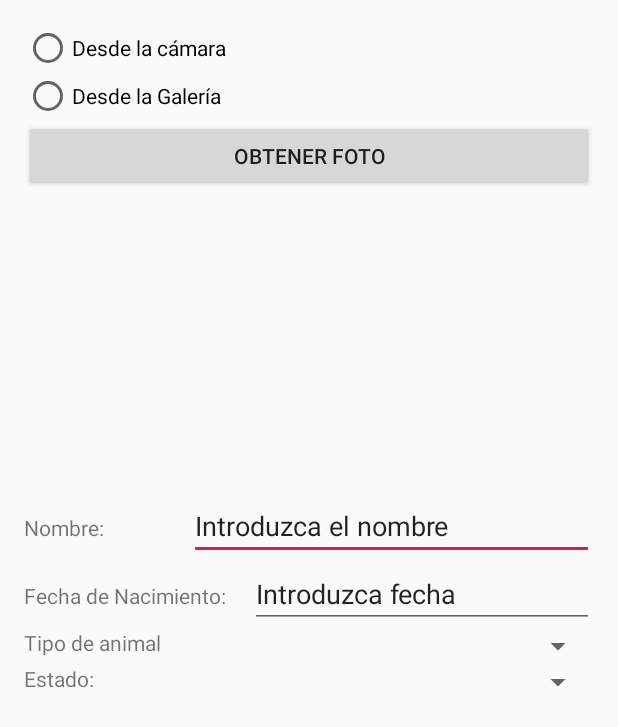
After one commit to jlsoriano86/Protectora, an Android app: the layout activity_alta_animales.xml on its own in the app's theme, with its tools: preview values and no code run, on a phone screen of 412 x 824 dp. The commit adds this screen. Shown: the top 727 px of the screen. Run offline under Robolectric (Android 15) with nearby library versions, the phone set to English and light mode, and no system bars.

Commit message:
Más pantallas en la aplicación

```diff
--- a/app/src/main/AndroidManifest.xml
+++ b/app/src/main/AndroidManifest.xml
@@ -11,7 +11,10 @@
         android:roundIcon="@mipmap/ic_launcher_round"
         android:supportsRtl="true"
         android:theme="@style/AppTheme">
-        <activity android:name=".TareasActivity"></activity>
+        <activity android:name=".TratamientosActivity"></activity>
+        <activity android:name=".AltaAnimalesActivity" />
+        <activity android:name=".AnimalesActivity" />
+        <activity android:name=".TareasActivity" />
         <activity android:name=".Principal" />
         <activity android:name=".MainActivity">
             <intent-filter>
--- /dev/null
+++ b/app/src/main/res/layout/activity_alta_animales.xml
@@ -0,0 +1,142 @@
+<?xml version="1.0" encoding="utf-8"?>
+
+
+
+<LinearLayout
+xmlns:android="http://schemas.android.com/apk/res/android"
+xmlns:tools="http://schemas.android.com/tools"
+android:layout_width="match_parent"
+android:layout_height="match_parent"
+android:orientation="vertical"
+android:padding="16dp"
+tools:context=".AltaAnimalesActivity">
+
+<RadioGroup
+    android:id="@+id/radOrigen"
+    android:layout_width="match_parent"
+    android:layout_height="wrap_content">
+
+    <RadioButton
+        android:id="@+id/radCamara"
+        android:layout_width="wrap_content"
+        android:layout_height="wrap_content"
+        android:layout_weight="1"
+        android:text="Desde la cámara" />
+
+    <RadioButton
+        android:id="@+id/radGaleria"
+        android:layout_width="wrap_content"
+        android:layout_height="wrap_content"
+        android:layout_weight="1"
+        android:text="Desde la Galería" />
+</RadioGroup>
+
+    <Button
+        android:layout_width="match_parent"
+        android:layout_height="wrap_content"
+        android:onClick="clicObtener"
+        android:text="Obtener foto" />
+
+    <FrameLayout
+        android:layout_width="200dp"
+        android:layout_height="200dp"
+        android:layout_gravity="center"
+        android:padding="16dp">
+
+        <ImageView
+            android:id="@+id/imgImagen"
+            android:layout_width="match_parent"
+            android:layout_height="match_parent"
+            android:layout_gravity="center" />
+    </FrameLayout>
+
+    <LinearLayout
+        android:layout_width="match_parent"
+        android:layout_height="wrap_content"
+        android:orientation="horizontal">
+
+        <TextView
+            android:id="@+id/lblNombre"
+            android:layout_width="wrap_content"
+            android:layout_height="wrap_content"
+            android:layout_weight="1"
+            android:text="Nombre:" />
+
+        <EditText
+            android:id="@+id/txtNombre"
+            android:layout_width="wrap_content"
+            android:layout_height="wrap_content"
+            android:layout_weight="1"
+            android:ems="10"
+            android:inputType="textPersonName"
+            android:text="Introduzca el nombre" />
+
+
+    </LinearLayout>
+
+    <LinearLayout
+        android:layout_width="match_parent"
+        android:layout_height="wrap_content"
+        android:orientation="horizontal">
+
+        <TextView
+            android:id="@+id/lblNacimiento"
+            android:layout_width="wrap_content"
+            android:layout_height="wrap_content"
+            android:layout_weight="1"
+            android:text="Fecha de Nacimiento:" />
+
+        <EditText
+            android:id="@+id/txtNacimiento"
+            android:layout_width="wrap_content"
+            android:layout_height="wrap_content"
+            android:layout_weight="1"
+            android:ems="10"
+            android:inputType="textPersonName"
+            android:text="Introduzca fecha" />
+
+
+    </LinearLayout>
+
+    <LinearLayout
+        android:layout_width="match_parent"
+        android:layout_height="wrap_content"
+        android:orientation="horizontal">
+
+        <TextView
+            android:id="@+id/lblTipo"
+            android:layout_width="wrap_content"
+            android:layout_height="wrap_content"
+            android:layout_weight="1"
+            android:text="Tipo de animal" />
+
+        <Spinner
+            android:id="@+id/spTipo"
+            android:layout_width="wrap_content"
+            android:layout_height="wrap_content"
+            android:layout_weight="1" />
+
+    </LinearLayout>
+
+    <LinearLayout
+        android:layout_width="match_parent"
+        android:layout_height="wrap_content"
+        android:orientation="horizontal">
+
+        <TextView
+            android:id="@+id/lblEstado"
+            android:layout_width="wrap_content"
+            android:layout_height="wrap_content"
+            android:layout_weight="1"
+            android:text="Estado:" />
+
+        <Spinner
+            android:id="@+id/spEstado"
+            android:layout_width="wrap_content"
+            android:layout_height="wrap_content"
+            android:layout_weight="1" />
+
+
+    </LinearLayout>
+
+</LinearLayout>
--- a/app/src/main/res/layout/activity_principal.xml
+++ b/app/src/main/res/layout/activity_principal.xml
@@ -9,7 +9,7 @@
     tools:context=".Principal">
 
     <ImageView
-        android:id="@+id/imageView"
+        android:id="@+id/imgTareas"
         android:layout_width="200dp"
         android:layout_height="130dp"
         android:layout_gravity="center"
@@ -17,7 +17,7 @@
         app:srcCompat="@drawable/tareas" />
 
     <ImageView
-        android:id="@+id/imageView2"
+        android:id="@+id/imgAnimales"
         android:layout_width="200dp"
         android:layout_height="130dp"
         android:layout_gravity="center"
@@ -25,7 +25,7 @@
         app:srcCompat="@drawable/animales" />
 
     <ImageView
-        android:id="@+id/imageView3"
+        android:id="@+id/imgTratamientos"
         android:layout_width="200dp"
         android:layout_height="130dp"
         android:layout_gravity="center"
--- a/app/src/main/res/layout/list_item_card.xml
+++ b/app/src/main/res/layout/list_item_card.xml
@@ -7,8 +7,7 @@
     <LinearLayout
         android:layout_width="match_parent"
         android:layout_height="wrap_content"
-        android:layout_marginLeft="10dp"
-        android:layout_marginRight="10dp"
+        android:layout_margin="10dp"
         android:background="@drawable/border"
         android:descendantFocusability="afterDescendants"
         android:orientation="vertical">
@@ -35,7 +34,6 @@
             android:text="Realizado" />
 
 
-
     </LinearLayout>
 
 
```
Also changed, not shown: app/src/main/java/com/example/protectora/AltaAnimalesActivity.java (added, +71 -0 lines), app/src/main/java/com/example/protectora/AnimalesActivity.java (added, +13 -0 lines), app/src/main/java/com/example/protectora/Principal.java (+34 -0 lines), app/src/main/java/com/example/protectora/TratamientosActivity.java (added, +13 -0 lines), app/src/main/res/layout/activity_animales.xml (added, +38 -0 lines), app/src/main/res/layout/activity_tratamientos.xml (added, +10 -0 lines).
